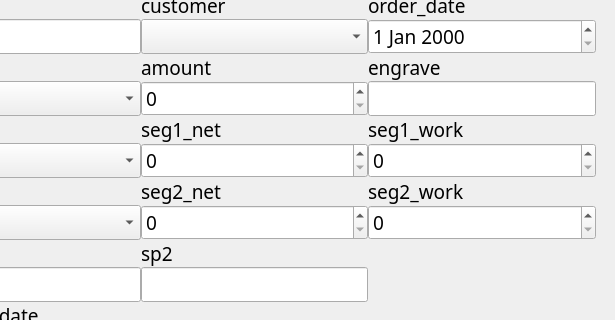
Old version of the form ui/ordersDialog.ui in the repository SuhYeoJee/OrderManager; both pictures show x 335 to 950 and y 118 to 438 of the 950 by 800 pixel window.
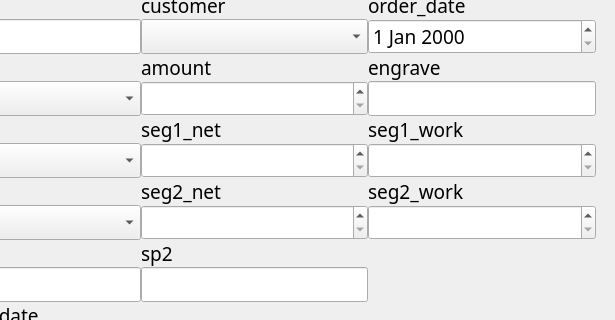
New version of the form.

The edit to the form file:
```diff
--- a/ui/ordersDialog.ui
+++ b/ui/ordersDialog.ui
@@ -77,6 +77,9 @@
         <verstretch>0</verstretch>
        </sizepolicy>
       </property>
+      <property name="specialValueText">
+       <string> </string>
+      </property>
      </widget>
     </item>
     <item row="4" column="3">
@@ -178,6 +181,9 @@
         <verstretch>0</verstretch>
        </sizepolicy>
       </property>
+      <property name="specialValueText">
+       <string> </string>
+      </property>
      </widget>
     </item>
     <item row="0" column="0">
@@ -212,6 +218,9 @@
         <verstretch>0</verstretch>
        </sizepolicy>
       </property>
+      <property name="specialValueText">
+       <string> </string>
+      </property>
      </widget>
     </item>
     <item row="8" column="3">
@@ -293,6 +302,9 @@
         <verstretch>0</verstretch>
        </sizepolicy>
       </property>
+      <property name="specialValueText">
+       <string> </string>
+      </property>
      </widget>
     </item>
     <item row="1" column="1">
@@ -330,6 +342,9 @@
         <verstretch>0</verstretch>
        </sizepolicy>
       </property>
+      <property name="specialValueText">
+       <string> </string>
+      </property>
      </widget>
     </item>
     <item row="8" column="0">
```
Left out of the diff: 17 changed lines with no effect on the pictures.
